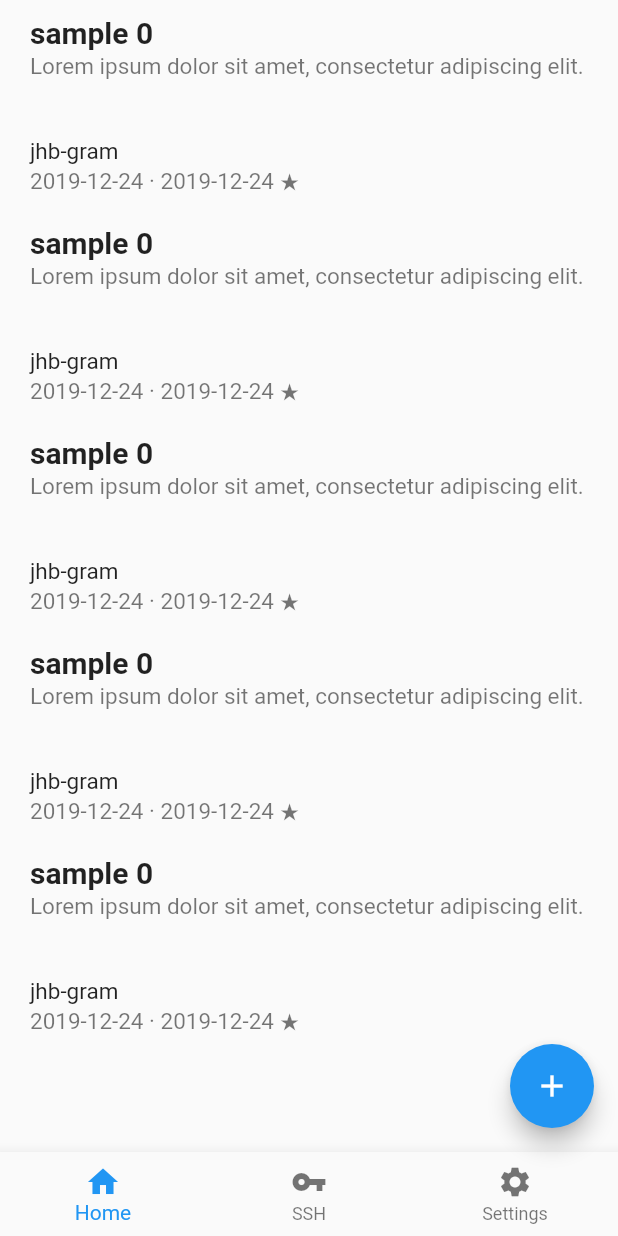
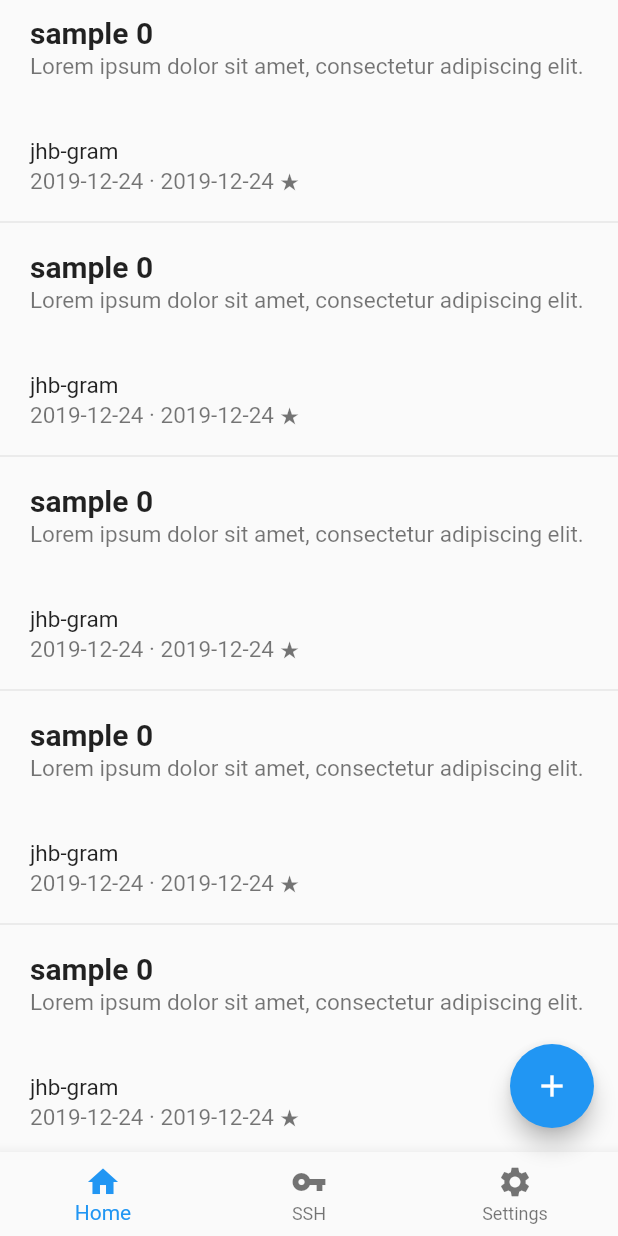
Before and after one commit to jshyunbin/mobIDE, a Flutter app: the screen it shows after launch, on a phone screen of 412 x 824 dp. Run offline on Flutter 3.47's test engine with Material 2 defaults, Android fonts, the phone set to English and light mode, and no system bars.

Commit message:
simple ui changes in home page

```diff
--- a/lib/ui/home_page.dart
+++ b/lib/ui/home_page.dart
@@ -116,15 +116,12 @@ class HomePage extends StatelessWidget {
         'sit amet, consectetur adipiscing elit.', sshId: 'jhb-gram',
         initializedDate: '2019-12-24', modifiedDate: '2019-12-24',);
 
-    return ListView(
-      //TODO: replace the list.
-      children: <Widget>[
-        ProjectListItem(projectContent: projectContent,),
-      ProjectListItem(projectContent: projectContent,),
-      ProjectListItem(projectContent: projectContent,),
-      ProjectListItem(projectContent: projectContent,),
-      ProjectListItem(projectContent: projectContent,),
-      ],
+    return ListView.separated(
+      itemCount: 5,
+      itemBuilder: (context, index) {
+        return ProjectListItem(projectContent: projectContent,);
+      },
+      separatorBuilder: (context, index) => Divider(),
     );
   }
 }
```
